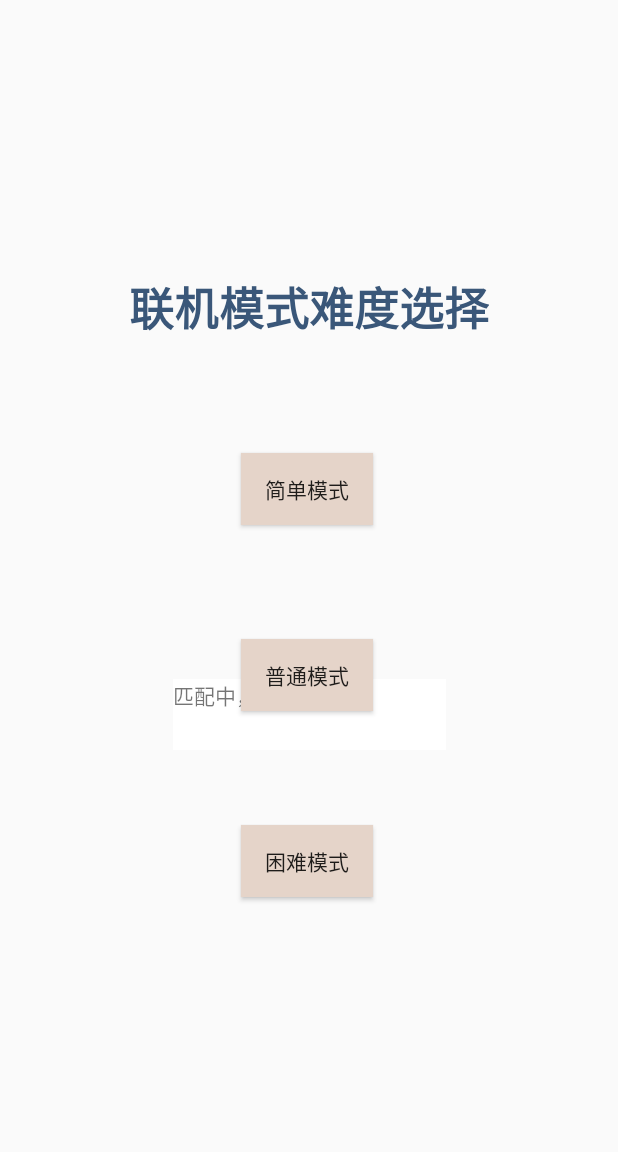
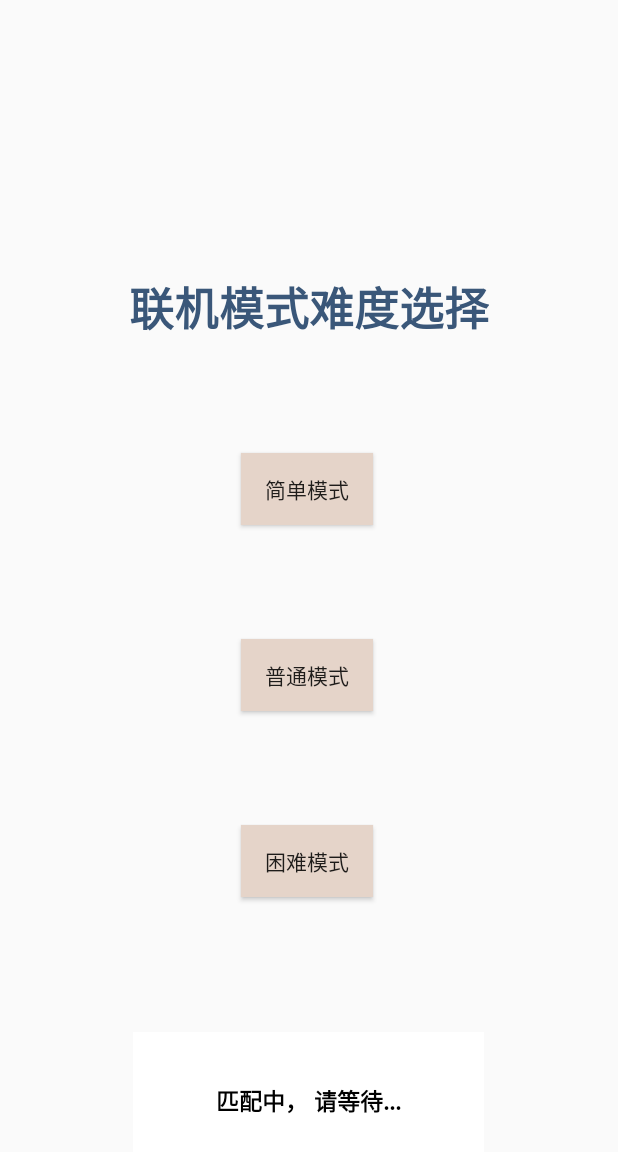
Before and after one commit to autumnning/AircraftWar2024, an Android app: the OnlineActivity screen opened directly, with no data from a screen before it, after a tap on "简单模式", on a phone screen of 412 x 824 dp. Shown: the top 1152 px of the screen. Run offline under Robolectric (Android 15) with nearby library versions, the phone set to English and light mode, and no system bars; Roboto replaces fonts that are not available here; 1 statement that could not run was skipped.

Commit message:
2024.6.18 修改了联机模式难度选择界面

```diff
--- a/app/src/main/AndroidManifest.xml
+++ b/app/src/main/AndroidManifest.xml
@@ -11,6 +11,7 @@
         android:roundIcon="@mipmap/ic_launcher_round"
         android:supportsRtl="true"
         android:theme="@style/Theme.AircraftWar2024"
+        android:name=".activity.MySocket"
         tools:targetApi="31">
         <activity
             android:name=".activity.OnlineActivity"
--- a/app/src/main/java/com/example/aircraftwar2024/activity/OnlineActivity.java
+++ b/app/src/main/java/com/example/aircraftwar2024/activity/OnlineActivity.java
@@ -81,6 +81,7 @@ public class OnlineActivity extends AppCompatActivity implements View.OnClickLis
 
     public void onClick(View v) {
         TextView waiting = findViewById(R.id.textView);
+        waiting.bringToFront();
         waiting.setVisibility(View.VISIBLE);
         if(v.getId() == R.id.easyButton) {
 //            builder.setDismissMessage();
--- a/app/src/main/res/layout/activity_connover.xml
+++ b/app/src/main/res/layout/activity_connover.xml
@@ -64,14 +64,20 @@
 
     <TextView
         android:id="@+id/textView"
-        android:layout_width="182dp"
-        android:layout_height="47dp"
-        android:layout_marginBottom="324dp"
+        android:layout_width="234dp"
+        android:layout_height="92dp"
+        android:layout_marginBottom="44dp"
         android:background="@color/white"
+        android:gravity="center"
         android:text="匹配中， 请等待..."
+        android:textColor="@color/black"
+        android:textSize="15dp"
+        android:textStyle="bold"
+        android:typeface="serif"
         android:visibility="invisible"
         app:layout_constraintBottom_toBottomOf="parent"
         app:layout_constraintEnd_toEndOf="parent"
+        app:layout_constraintHorizontal_bias="0.497"
         app:layout_constraintStart_toStartOf="parent" />
 
 
```
